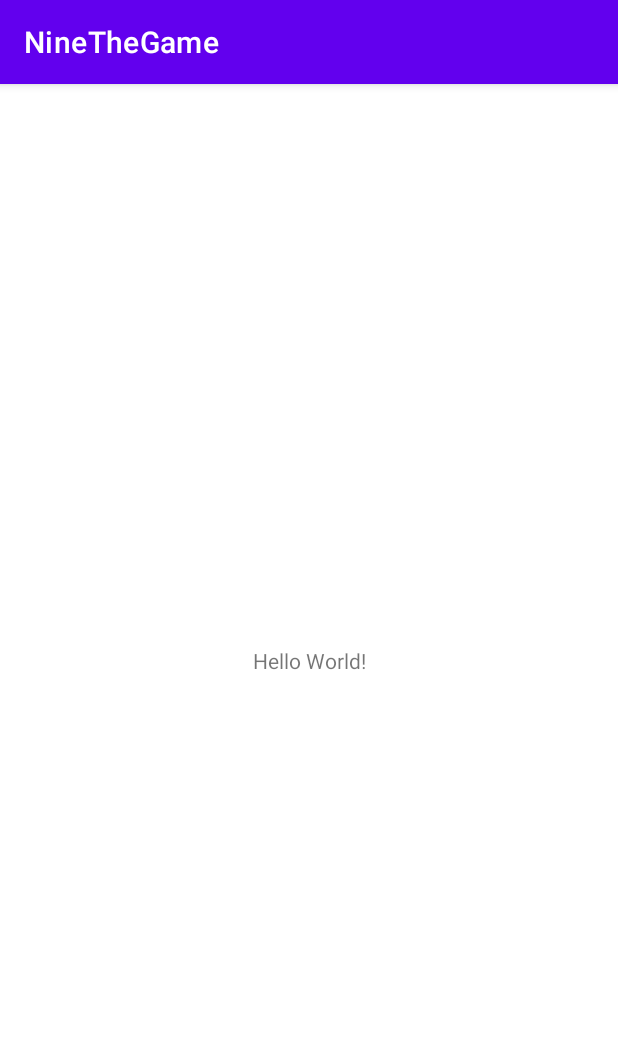
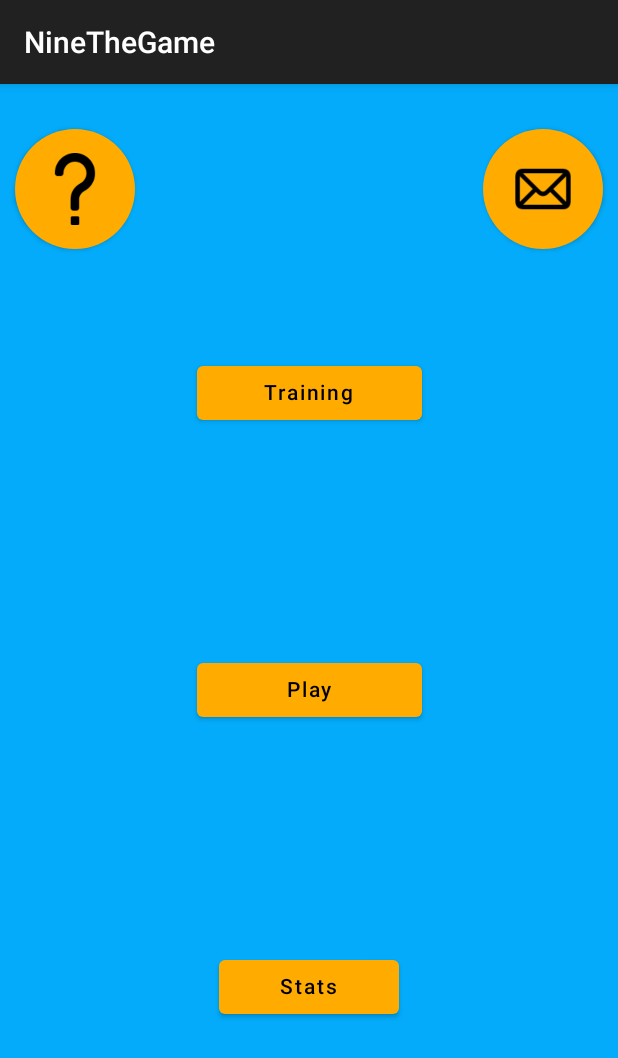
Before and after one commit to Santana126/NineTheGameProject, an Android app built with Jetpack Compose: the screen it shows after launch (MainActivity), on a phone screen of 412 x 824 dp. Shown: the top 1058 px of the screen. Run offline under Robolectric (Android 15) with nearby library versions, the phone set to English and light mode, and no system bars; our stand-ins replace constraintlayout-compose.

Commit message:
Home Screen and Theme
Themes and Colors file and Main Page created

```diff
--- a/app/src/main/java/it/esercizi/ninethegame/MainActivity.kt
+++ b/app/src/main/java/it/esercizi/ninethegame/MainActivity.kt
@@ -2,10 +2,33 @@ package it.esercizi.ninethegame
 
 import androidx.appcompat.app.AppCompatActivity
 import android.os.Bundle
+import androidx.activity.compose.setContent
+import androidx.compose.foundation.layout.fillMaxSize
+import androidx.compose.material.MaterialTheme
+import androidx.compose.material.Surface
+import androidx.compose.ui.Modifier
+import androidx.navigation.compose.NavHost
+import androidx.navigation.compose.composable
+import androidx.navigation.compose.rememberNavController
+import it.esercizi.ninethegame.screens.HomePage
+import it.esercizi.ninethegame.ui.theme.MyAppTheme
 
 class MainActivity : AppCompatActivity() {
     override fun onCreate(savedInstanceState: Bundle?) {
         super.onCreate(savedInstanceState)
-        setContentView(R.layout.activity_main)
+        setContent{
+            MyAppTheme {
+                Surface(
+                    modifier = Modifier.fillMaxSize(),
+                    color = MaterialTheme.colors.background
+                ){
+                    val navController = rememberNavController()
+
+                    NavHost(navController = navController, startDestination = "main"){
+                        composable("main") { HomePage(navController) }
+                    }
+                }
+            }
+        }
     }
 }
--- /dev/null
+++ b/app/src/main/java/it/esercizi/ninethegame/screens/HomeScreen.kt
@@ -0,0 +1,131 @@
+package it.esercizi.ninethegame.screens
+
+import androidx.compose.foundation.Image
+import androidx.compose.foundation.layout.*
+import androidx.compose.foundation.shape.RoundedCornerShape
+import androidx.compose.material.Button
+import androidx.compose.material.Text
+import androidx.compose.runtime.Composable
+import androidx.compose.ui.Modifier
+import androidx.compose.ui.graphics.Color
+import androidx.compose.ui.res.painterResource
+import androidx.compose.ui.unit.dp
+import androidx.constraintlayout.compose.ConstraintLayout
+import androidx.navigation.NavController
+import it.esercizi.ninethegame.R
+import it.esercizi.ninethegame.ui.theme.MyAppTheme
+
+
+@Composable
+fun HomePage(navController: NavController) {
+
+    MyAppTheme {
+        Column(
+            modifier = Modifier
+                .fillMaxSize()
+        ) {
+
+            ConstraintLayout(
+                modifier = Modifier
+                    .fillMaxWidth()
+                    .fillMaxHeight()
+                    .padding(top = 20.dp)
+            ) {
+
+                val (trainingBtn, playBtn, statsBtn, fbBtn, helpBtn) = createRefs()
+
+
+
+                Button(
+                    onClick = { },
+                    modifier = Modifier
+                        .constrainAs(trainingBtn) {
+                            top.linkTo(parent.top)
+                            start.linkTo(parent.start)
+                            end.linkTo(parent.end)
+                            bottom.linkTo(playBtn.top)
+                        }
+                        .padding(top = 20.dp)
+                        .padding(8.dp)
+                        .width(150.dp),
+
+                    ) {
+                    Text(
+                        text = "Training",
+                        color = Color.Black
+
+                    )
+                }
+                Button(
+                    onClick = { },
+                    modifier = Modifier
+                        .constrainAs(playBtn) {
+                            top.linkTo(trainingBtn.bottom)
+                            start.linkTo(parent.start)
+                            end.linkTo(parent.end)
+                            bottom.linkTo(statsBtn.top)
+                        }
+                        .padding(8.dp)
+                        .width(150.dp),
+                ) {
+                    Text(text = "Play", color = Color.Black)
+                }
+                Button(
+                    onClick = { },
+                    modifier = Modifier
+                        .constrainAs(statsBtn) {
+                            top.linkTo(playBtn.bottom)
+                            start.linkTo(parent.start)
+                            end.linkTo(parent.end)
+                            bottom.linkTo(parent.bottom)
+                        }
+                        .padding(8.dp)
+                        .width(120.dp),
+                ) {
+                    Text(text = "Stats", color = Color.Black)
+                }
+                Button(onClick = {
+
+                },
+                    shape = RoundedCornerShape(50.dp),
+                    modifier = Modifier
+                        .constrainAs(fbBtn) {
+                            top.linkTo(parent.top)
+                            end.linkTo(parent.end)
+                        }
+                        .padding(10.dp)
+                        .size(80.dp)
+                ) {
+                    Image(
+                        painter = painterResource(id = R.drawable.feedback_icon ),
+                        contentDescription = "FeedbackImage",
+                        Modifier
+                            .size(80.dp)
+
+                    )
+                }
+                Button(onClick = {
+
+                },
+                    shape = RoundedCornerShape(50.dp),
+                    modifier = Modifier
+                        .constrainAs(helpBtn) {
+                            top.linkTo(parent.top)
+                            start.linkTo(parent.start)
+                        }
+                        .padding(10.dp)
+                        .size(80.dp)
+                ) {
+                    Image(
+                        painter = painterResource(id = R.drawable.help_icon),
+                        contentDescription = "HelpImage",
+                        Modifier
+                            .size(80.dp)
+
+                    )
+                }
+            }
+        }
+    }
+
+}
--- /dev/null
+++ b/app/src/main/java/it/esercizi/ninethegame/ui/theme/Color.kt
@@ -0,0 +1,12 @@
+package it.esercizi.ninethegame.ui.theme
+
+
+import androidx.compose.ui.graphics.Color
+
+val Purple200 = Color(0xFFBB86FC)
+val Purple500 = Color(0xFF6200EE)
+val Purple700 = Color(0xFF3700B3)
+val Teal200 = Color(0xFF03DAC5)
+val BlueBack = Color(0xFF03ABFA)
+val BtnColor = Color(0xFFFFAB00)
+val BtnBorder = Color(0xFFB15B00)
--- /dev/null
+++ b/app/src/main/java/it/esercizi/ninethegame/ui/theme/Shape.kt
@@ -0,0 +1,11 @@
+package it.esercizi.ninethegame.ui.theme
+
+import androidx.compose.foundation.shape.RoundedCornerShape
+import androidx.compose.material.Shapes
+import androidx.compose.ui.unit.dp
+
+val Shapes = Shapes(
+    small = RoundedCornerShape(4.dp),
+    medium = RoundedCornerShape(4.dp),
+    large = RoundedCornerShape(0.dp)
+)
--- /dev/null
+++ b/app/src/main/java/it/esercizi/ninethegame/ui/theme/Theme.kt
@@ -0,0 +1,42 @@
+package it.esercizi.ninethegame.ui.theme
+
+import androidx.compose.foundation.isSystemInDarkTheme
+import androidx.compose.material.MaterialTheme
+import androidx.compose.material.darkColors
+import androidx.compose.material.lightColors
+import androidx.compose.runtime.Composable
+
+private val DarkColorPalette = darkColors(
+    primary = Purple200,
+    primaryVariant = Purple700,
+    secondary = Teal200,
+    background = BlueBack
+
+)
+
+private val LightColorPalette = lightColors(
+    primary = BtnColor,
+    primaryVariant = Purple700,
+    secondary = Teal200,
+    background = BlueBack
+
+)
+
+@Composable
+fun MyAppTheme(
+    darkTheme: Boolean = isSystemInDarkTheme(),
+    content: @Composable () -> Unit
+) {
+    val colors = if (darkTheme) {
+        DarkColorPalette
+    } else {
+        LightColorPalette
+    }
+    MaterialTheme(
+        colors = colors,
+        typography = Typography,
+        shapes = Shapes,
+        content = content
+
+    )
+}
--- /dev/null
+++ b/app/src/main/java/it/esercizi/ninethegame/ui/theme/Type.kt
@@ -0,0 +1,17 @@
+package it.esercizi.ninethegame.ui.theme
+
+import androidx.compose.material.Typography
+import androidx.compose.ui.text.TextStyle
+import androidx.compose.ui.text.font.FontFamily
+import androidx.compose.ui.text.font.FontWeight
+import androidx.compose.ui.unit.sp
+
+// Set of Material typography styles to start with
+val Typography = Typography(
+    body1 = TextStyle(
+        fontFamily = FontFamily.Default,
+        fontWeight = FontWeight.Normal,
+        fontSize = 16.sp
+    )
+
+)
--- a/app/src/main/res/values-night/themes.xml
+++ /dev/null
@@ -1,16 +0,0 @@
-<resources xmlns:tools="http://schemas.android.com/tools">
-    <!-- Base application theme. -->
-    <style name="Theme.NineTheGame" parent="Theme.MaterialComponents.DayNight.DarkActionBar">
-        <!-- Primary brand color. -->
-        <item name="colorPrimary">@color/purple_200</item>
-        <item name="colorPrimaryVariant">@color/purple_700</item>
-        <item name="colorOnPrimary">@color/black</item>
-        <!-- Secondary brand color. -->
-        <item name="colorSecondary">@color/teal_200</item>
-        <item name="colorSecondaryVariant">@color/teal_200</item>
-        <item name="colorOnSecondary">@color/black</item>
-        <!-- Status bar color. -->
-        <item name="android:statusBarColor">?attr/colorPrimaryVariant</item>
-        <!-- Customize your theme here. -->
-    </style>
-</resources>
--- a/app/src/main/res/values/themes.xml
+++ b/app/src/main/res/values/themes.xml
@@ -1,16 +1,7 @@
-<resources xmlns:tools="http://schemas.android.com/tools">
-    <!-- Base application theme. -->
-    <style name="Theme.NineTheGame" parent="Theme.MaterialComponents.DayNight.DarkActionBar">
-        <!-- Primary brand color. -->
-        <item name="colorPrimary">@color/purple_500</item>
-        <item name="colorPrimaryVariant">@color/purple_700</item>
-        <item name="colorOnPrimary">@color/white</item>
-        <!-- Secondary brand color. -->
-        <item name="colorSecondary">@color/teal_200</item>
-        <item name="colorSecondaryVariant">@color/teal_700</item>
-        <item name="colorOnSecondary">@color/black</item>
-        <!-- Status bar color. -->
-        <item name="android:statusBarColor">?attr/colorPrimaryVariant</item>
-        <!-- Customize your theme here. -->
+<?xml version="1.0" encoding="utf-8"?>
+<resources>
+
+    <style name="Theme.NineTheGame" parent="Theme.AppCompat">
+        <item name="android:statusBarColor">@color/purple_700</item>
     </style>
 </resources>
```
Also changed, not shown: app/src/main/res/drawable/feedback_icon.png (added), app/src/main/res/drawable/help_icon.png (added).
